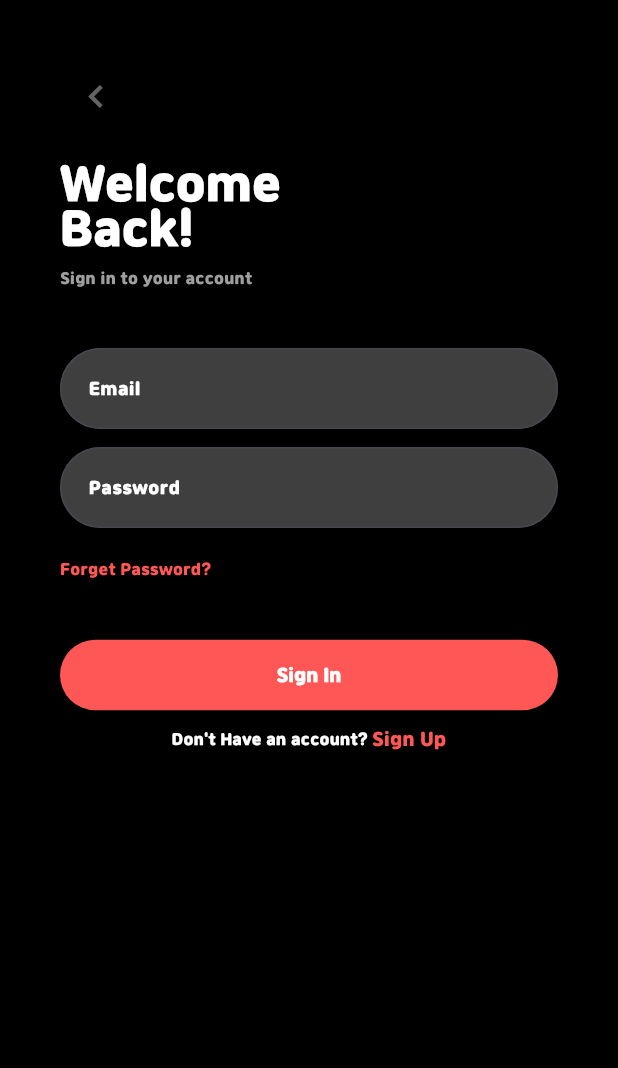
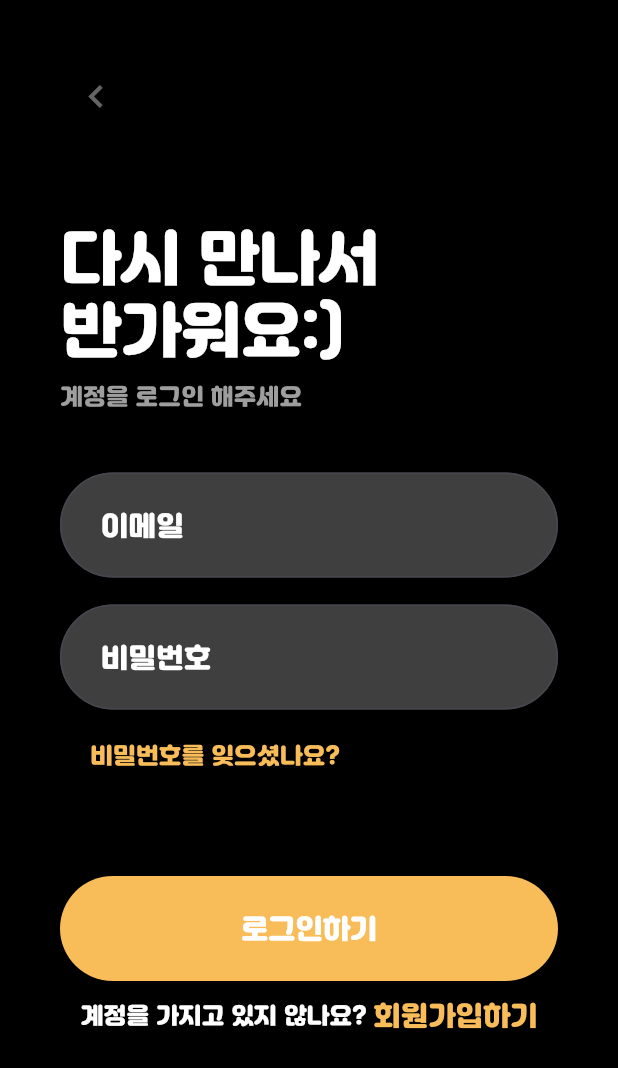
Before and after one commit to Rulrudino0911/Chef-on, a Flutter app: the screen it shows after launch, after a tap on "Sign In", on a phone screen of 412 x 824 dp. Shown: the top 1068 px of the screen. Run offline on Flutter 3.47's test engine with Material 3 defaults, Android fonts, the phone set to English and light mode, and no system bars; our stand-ins replace permission_handler.

Commit message:
로그인 페이지 수정

```diff
--- a/lib/userpage/signin.dart
+++ b/lib/userpage/signin.dart
@@ -29,12 +29,12 @@ class SignInPage extends StatelessWidget {
                 },
               ),
             ),
-            const SizedBox(height: 20),
+            const SizedBox(height: 60),
             const Align(
               alignment: Alignment.centerLeft,
               child: Text(
-                'Welcome\nBack!',
-                style: TextStyle(fontSize: 30, color: Colors.white, height: 1),
+                '다시 만나서\n반가워요:)',
+                style: TextStyle(fontSize: 40, color: Colors.white, height: 1.2),
               ),
             ),
 
@@ -42,48 +42,51 @@ class SignInPage extends StatelessWidget {
             const Align(
               alignment: Alignment.centerLeft,
               child: Text(
-                'Sign in to your account',
-                style: TextStyle(fontSize: 10, color: Colors.grey),
+                '계정을 로그인 해주세요',
+                style: TextStyle(fontSize: 15, color: Colors.grey),
               ),
             ),
             const SizedBox(height: 40),
             TextField(
               decoration: InputDecoration(
-                  labelText: 'Email',
-                  labelStyle: const TextStyle(fontSize: 11, color: Color.fromARGB(255, 255, 255, 255)),
+                  labelText: '이메일',
+                  labelStyle: const TextStyle(fontSize: 18, color: Color.fromARGB(255, 255, 255, 255)),
                   filled: true,
                   fillColor: const Color(0xFF3F3F3F),
-                  border: OutlineInputBorder(borderRadius: BorderRadius.circular(30)),
-                  contentPadding: const EdgeInsets.all(15)
+                  border: OutlineInputBorder(borderRadius: BorderRadius.circular(50)),
+                  contentPadding: const EdgeInsets.all(23)
               ),
             ),
-            const SizedBox(height: 12),
+            const SizedBox(height: 18),
             TextField(
               obscureText: true,
               decoration: InputDecoration(
-                  labelText: 'Password',
-                  labelStyle: const TextStyle(fontSize: 11, color: Color.fromARGB(255, 255, 255, 255)),
+                  labelText: '비밀번호',
+                  labelStyle: const TextStyle(fontSize: 18, color: Color.fromARGB(255, 255, 255, 255)),
                   filled: true,
                   fillColor: const Color(0xFF3F3F3F),
-                  border: OutlineInputBorder(borderRadius: BorderRadius.circular(30)),
-                  contentPadding: const EdgeInsets.all(15)
+                  border: OutlineInputBorder(borderRadius: BorderRadius.circular(50)),
+                  contentPadding: const EdgeInsets.all(23)
               ),
             ),
             const SizedBox(height: 20),
             const Align(
               alignment: Alignment.centerLeft,
-              child: Text(
-                'Forget Password?',
-                style: TextStyle(fontSize: 10, color: Color(0xFFFF5656)),
+              child :Padding(
+                padding: EdgeInsets.only(left: 20),
+                child: Text(
+                  '비밀번호를 잊으셨나요?',
+                  style: TextStyle(fontSize: 15, color: Color(0xffff8bc59)),
+                ),
               ),
             ),
-            const SizedBox(height: 40),
+            const SizedBox(height: 70),
             ElevatedButton(
               style: ElevatedButton.styleFrom(
-                fixedSize: const Size(500, 47),
-                backgroundColor: const Color(0xFFFF5656),
+                fixedSize: const Size(400, 70),
+                backgroundColor: const Color(0xffff8bc59),
                 shape: RoundedRectangleBorder(
-                    borderRadius: BorderRadius.circular(30)
+                    borderRadius: BorderRadius.circular(50)
                 ),
               ),
               onPressed: () {
@@ -93,15 +96,15 @@ class SignInPage extends StatelessWidget {
                   MaterialPageRoute(builder: (context) => const HomePage()),
                 );
               },
-              child: const Text('Sign In', style: TextStyle(fontSize: 12, color: Color.fromRGBO(255, 255, 255, 1),)),
+              child: const Text('로그인하기', style: TextStyle(fontSize: 18, color: Color.fromRGBO(255, 255, 255, 1),)),
             ),
             const SizedBox(height: 10),
             Row(
               mainAxisAlignment: MainAxisAlignment.center,
               children: [
                 const Text(
-                  "Don't Have an account? ",
-                  style: TextStyle(fontSize: 10, color: Colors.white),
+                  "계정을 가지고 있지 않나요? ",
+                  style: TextStyle(fontSize: 15, color: Colors.white),
                 ),
                 GestureDetector(
                   onTap: () {
@@ -112,8 +115,8 @@ class SignInPage extends StatelessWidget {
                     );
                   },
                   child: const Text(
-                    'Sign Up',
-                    style: TextStyle(fontSize: 12, color: Color(0xFFFF5656)),
+                    '회원가입하기',
+                    style: TextStyle(fontSize: 18, color: Color(0xffff8bc59)),
                   ),
                 ),
               ],
```
